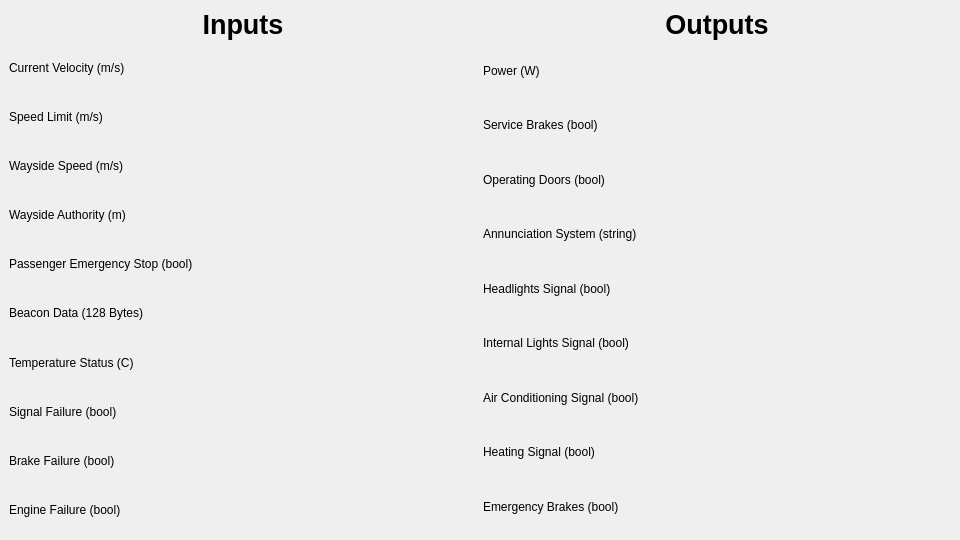
This is train_controller_testbench.ui in connor-marsh/ECE1140ChooChoo as Qt 5 draws it before an edit. The edited form follows.
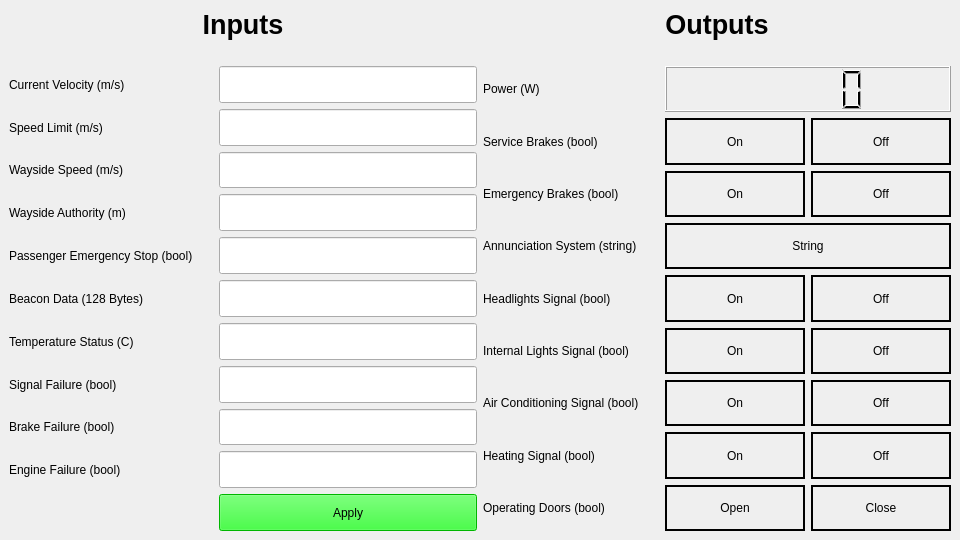
This is the edited form.

Commit message: Finishes test bench ui, need to fix naming convention for buttons, etc. Can start backend development from here

The edit to the form file:
```diff
--- a/train_controller_testbench.ui
+++ b/train_controller_testbench.ui
@@ -70,141 +70,741 @@
        </widget>
       </item>
       <item row="1" column="0">
+       <spacer name="horizontalSpacer">
+        <property name="orientation">
+         <enum>Qt::Horizontal</enum>
+        </property>
+        <property name="sizeHint" stdset="0">
+         <size>
+          <width>40</width>
+          <height>20</height>
+         </size>
+        </property>
+       </spacer>
+      </item>
+      <item row="2" column="0">
        <layout class="QGridLayout" name="gridLayout_3">
-        <item row="2" column="0">
-         <widget class="QLabel" name="label_5">
+        <item row="6" column="1">
+         <spacer name="verticalSpacer_6">
+          <property name="orientation">
+           <enum>Qt::Vertical</enum>
+          </property>
+          <property name="sizeHint" stdset="0">
+           <size>
+            <width>20</width>
+            <height>40</height>
+           </size>
+          </property>
+         </spacer>
+        </item>
+        <item row="10" column="0">
+         <widget class="QLabel" name="label_12">
           <property name="text">
-           <string>Wayside Speed (m/s)</string>
+           <string>Engine Failure (bool)</string>
           </property>
          </widget>
         </item>
-        <item row="1" column="0">
-         <widget class="QLabel" name="label_4">
-          <property name="text">
-           <string>Speed Limit (m/s)</string>
+        <item row="9" column="1">
+         <spacer name="verticalSpacer_9">
+          <property name="orientation">
+           <enum>Qt::Vertical</enum>
           </property>
+          <property name="sizeHint" stdset="0">
+           <size>
+            <width>20</width>
+            <height>40</height>
+           </size>
+          </property>
+         </spacer>
+        </item>
+        <item row="3" column="2">
+         <widget class="QLineEdit" name="lineEdit_3">
+          <property name="sizePolicy">
+           <sizepolicy hsizetype="Expanding" vsizetype="Minimum">
+            <horstretch>0</horstretch>
+            <verstretch>0</verstretch>
+           </sizepolicy>
+          </property>
          </widget>
         </item>
-        <item row="8" column="0">
-         <widget class="QLabel" name="label_11">
-          <property name="text">
-           <string>Brake Failure (bool)</string>
+        <item row="2" column="2">
+         <widget class="QLineEdit" name="lineEdit_2">
+          <property name="sizePolicy">
+           <sizepolicy hsizetype="Expanding" vsizetype="Minimum">
+            <horstretch>0</horstretch>
+            <verstretch>0</verstretch>
+           </sizepolicy>
           </property>
          </widget>
         </item>
-        <item row="5" column="0">
+        <item row="6" column="0">
          <widget class="QLabel" name="label_8">
           <property name="text">
            <string>Beacon Data (128 Bytes)</string>
           </property>
          </widget>
         </item>
-        <item row="0" column="0">
-         <widget class="QLabel" name="label_3">
-          <property name="text">
-           <string>Current Velocity (m/s)</string>
+        <item row="10" column="2">
+         <widget class="QLineEdit" name="lineEdit_10">
+          <property name="sizePolicy">
+           <sizepolicy hsizetype="Expanding" vsizetype="Minimum">
+            <horstretch>0</horstretch>
+            <verstretch>0</verstretch>
+           </sizepolicy>
           </property>
          </widget>
         </item>
-        <item row="3" column="0">
+        <item row="4" column="0">
          <widget class="QLabel" name="label_6">
           <property name="text">
            <string>Wayside Authority (m)</string>
           </property>
          </widget>
         </item>
-        <item row="4" column="0">
+        <item row="5" column="0">
          <widget class="QLabel" name="label_7">
           <property name="text">
            <string>Passenger Emergency Stop (bool)</string>
           </property>
          </widget>
         </item>
-        <item row="6" column="0">
-         <widget class="QLabel" name="label_9">
+        <item row="4" column="2">
+         <widget class="QLineEdit" name="lineEdit_4">
+          <property name="sizePolicy">
+           <sizepolicy hsizetype="Expanding" vsizetype="Minimum">
+            <horstretch>0</horstretch>
+            <verstretch>0</verstretch>
+           </sizepolicy>
+          </property>
+         </widget>
+        </item>
+        <item row="2" column="1">
+         <spacer name="verticalSpacer">
+          <property name="orientation">
+           <enum>Qt::Vertical</enum>
+          </property>
+          <property name="sizeHint" stdset="0">
+           <size>
+            <width>20</width>
+            <height>40</height>
+           </size>
+          </property>
+         </spacer>
+        </item>
+        <item row="1" column="0">
+         <widget class="QLabel" name="label_3">
           <property name="text">
-           <string>Temperature Status (C)</string>
+           <string>Current Velocity (m/s)</string>
           </property>
          </widget>
         </item>
-        <item row="7" column="0">
+        <item row="6" column="2">
+         <widget class="QLineEdit" name="lineEdit_6">
+          <property name="sizePolicy">
+           <sizepolicy hsizetype="Expanding" vsizetype="Minimum">
+            <horstretch>0</horstretch>
+            <verstretch>0</verstretch>
+           </sizepolicy>
+          </property>
+         </widget>
+        </item>
+        <item row="9" column="2">
+         <widget class="QLineEdit" name="lineEdit_9">
+          <property name="sizePolicy">
+           <sizepolicy hsizetype="Expanding" vsizetype="Minimum">
+            <horstretch>0</horstretch>
+            <verstretch>0</verstretch>
+           </sizepolicy>
+          </property>
+         </widget>
+        </item>
+        <item row="8" column="2">
+         <widget class="QLineEdit" name="lineEdit_8">
+          <property name="sizePolicy">
+           <sizepolicy hsizetype="Expanding" vsizetype="Minimum">
+            <horstretch>0</horstretch>
+            <verstretch>0</verstretch>
+           </sizepolicy>
+          </property>
+         </widget>
+        </item>
+        <item row="2" column="0">
+         <widget class="QLabel" name="label_4">
+          <property name="text">
+           <string>Speed Limit (m/s)</string>
+          </property>
+         </widget>
+        </item>
+        <item row="1" column="1">
+         <spacer name="verticalSpacer_2">
+          <property name="orientation">
+           <enum>Qt::Vertical</enum>
+          </property>
+          <property name="sizeHint" stdset="0">
+           <size>
+            <width>20</width>
+            <height>40</height>
+           </size>
+          </property>
+         </spacer>
+        </item>
+        <item row="8" column="0">
          <widget class="QLabel" name="label_10">
           <property name="text">
            <string>Signal Failure (bool)</string>
           </property>
          </widget>
         </item>
+        <item row="7" column="2">
+         <widget class="QLineEdit" name="lineEdit_7">
+          <property name="sizePolicy">
+           <sizepolicy hsizetype="Expanding" vsizetype="Minimum">
+            <horstretch>0</horstretch>
+            <verstretch>0</verstretch>
+           </sizepolicy>
+          </property>
+         </widget>
+        </item>
+        <item row="7" column="0">
+         <widget class="QLabel" name="label_9">
+          <property name="text">
+           <string>Temperature Status (C)</string>
+          </property>
+         </widget>
+        </item>
+        <item row="5" column="1">
+         <spacer name="verticalSpacer_5">
+          <property name="orientation">
+           <enum>Qt::Vertical</enum>
+          </property>
+          <property name="sizeHint" stdset="0">
+           <size>
+            <width>20</width>
+            <height>40</height>
+           </size>
+          </property>
+         </spacer>
+        </item>
+        <item row="3" column="1">
+         <spacer name="verticalSpacer_3">
+          <property name="orientation">
+           <enum>Qt::Vertical</enum>
+          </property>
+          <property name="sizeHint" stdset="0">
+           <size>
+            <width>20</width>
+            <height>40</height>
+           </size>
+          </property>
+         </spacer>
+        </item>
+        <item row="3" column="0">
+         <widget class="QLabel" name="label_5">
+          <property name="text">
+           <string>Wayside Speed (m/s)</string>
+          </property>
+         </widget>
+        </item>
+        <item row="5" column="2">
+         <widget class="QLineEdit" name="lineEdit_5">
+          <property name="sizePolicy">
+           <sizepolicy hsizetype="Expanding" vsizetype="Minimum">
+            <horstretch>0</horstretch>
+            <verstretch>0</verstretch>
+           </sizepolicy>
+          </property>
+         </widget>
+        </item>
+        <item row="1" column="2">
+         <widget class="QLineEdit" name="lineEdit">
+          <property name="sizePolicy">
+           <sizepolicy hsizetype="Expanding" vsizetype="Minimum">
+            <horstretch>0</horstretch>
+            <verstretch>0</verstretch>
+           </sizepolicy>
+          </property>
+         </widget>
+        </item>
+        <item row="4" column="1">
+         <spacer name="verticalSpacer_4">
+          <property name="orientation">
+           <enum>Qt::Vertical</enum>
+          </property>
+          <property name="sizeHint" stdset="0">
+           <size>
+            <width>20</width>
+            <height>40</height>
+           </size>
+          </property>
+         </spacer>
+        </item>
+        <item row="7" column="1">
+         <spacer name="verticalSpacer_7">
+          <property name="orientation">
+           <enum>Qt::Vertical</enum>
+          </property>
+          <property name="sizeHint" stdset="0">
+           <size>
+            <width>20</width>
+            <height>40</height>
+           </size>
+          </property>
+         </spacer>
+        </item>
         <item row="9" column="0">
-         <widget class="QLabel" name="label_12">
+         <widget class="QLabel" name="label_11">
           <property name="text">
-           <string>Engine Failure (bool)</string>
+           <string>Brake Failure (bool)</string>
           </property>
          </widget>
         </item>
+        <item row="8" column="1">
+         <spacer name="verticalSpacer_8">
+          <property name="orientation">
+           <enum>Qt::Vertical</enum>
+          </property>
+          <property name="sizeHint" stdset="0">
+           <size>
+            <width>20</width>
+            <height>40</height>
+           </size>
+          </property>
+         </spacer>
+        </item>
+        <item row="10" column="1">
+         <spacer name="verticalSpacer_10">
+          <property name="orientation">
+           <enum>Qt::Vertical</enum>
+          </property>
+          <property name="sizeHint" stdset="0">
+           <size>
+            <width>20</width>
+            <height>40</height>
+           </size>
+          </property>
+         </spacer>
+        </item>
+        <item row="11" column="2">
+         <widget class="QPushButton" name="pushButton">
+          <property name="sizePolicy">
+           <sizepolicy hsizetype="Minimum" vsizetype="Minimum">
+            <horstretch>0</horstretch>
+            <verstretch>0</verstretch>
+           </sizepolicy>
+          </property>
+          <property name="styleSheet">
+           <string notr="true">background-color: rgb(0, 255, 0);</string>
+          </property>
+          <property name="text">
+           <string>Apply</string>
+          </property>
+         </widget>
+        </item>
+        <item row="11" column="1">
+         <spacer name="verticalSpacer_20">
+          <property name="orientation">
+           <enum>Qt::Vertical</enum>
+          </property>
+          <property name="sizeHint" stdset="0">
+           <size>
+            <width>20</width>
+            <height>40</height>
+           </size>
+          </property>
+         </spacer>
+        </item>
        </layout>
       </item>
       <item row="1" column="1">
+       <spacer name="horizontalSpacer_2">
+        <property name="orientation">
+         <enum>Qt::Horizontal</enum>
+        </property>
+        <property name="sizeHint" stdset="0">
+         <size>
+          <width>40</width>
+          <height>20</height>
+         </size>
+        </property>
+       </spacer>
+      </item>
+      <item row="2" column="1">
        <layout class="QGridLayout" name="gridLayout_4">
-        <item row="0" column="0">
-         <widget class="QLabel" name="label_13">
+        <item row="5" column="2">
+         <widget class="QLabel" name="label_25">
+          <property name="frameShape">
+           <enum>QFrame::WinPanel</enum>
+          </property>
           <property name="text">
-           <string>Power (W)</string>
+           <string>On</string>
           </property>
+          <property name="alignment">
+           <set>Qt::AlignCenter</set>
+          </property>
          </widget>
         </item>
-        <item row="7" column="0">
-         <widget class="QLabel" name="label_20">
-          <property name="text">
-           <string>Heating Signal (bool)</string>
+        <item row="7" column="1">
+         <spacer name="verticalSpacer_17">
+          <property name="orientation">
+           <enum>Qt::Vertical</enum>
           </property>
-         </widget>
+          <property name="sizeHint" stdset="0">
+           <size>
+            <width>20</width>
+            <height>40</height>
+           </size>
+          </property>
+         </spacer>
         </item>
-        <item row="2" column="0">
-         <widget class="QLabel" name="label_15">
-          <property name="text">
-           <string>Operating Doors (bool)</string>
+        <item row="9" column="1">
+         <spacer name="verticalSpacer_18">
+          <property name="orientation">
+           <enum>Qt::Vertical</enum>
           </property>
-         </widget>
+          <property name="sizeHint" stdset="0">
+           <size>
+            <width>20</width>
+            <height>40</height>
+           </size>
+          </property>
+         </spacer>
         </item>
         <item row="3" column="0">
-         <widget class="QLabel" name="label_16">
+         <widget class="QLabel" name="label_21">
           <property name="text">
-           <string>Annunciation System (string)</string>
+           <string>Emergency Brakes (bool)</string>
           </property>
          </widget>
         </item>
-        <item row="4" column="0">
+        <item row="5" column="0">
          <widget class="QLabel" name="label_17">
           <property name="text">
            <string>Headlights Signal (bool)</string>
           </property>
          </widget>
         </item>
-        <item row="6" column="0">
-         <widget class="QLabel" name="label_19">
+        <item row="7" column="2">
+         <widget class="QLabel" name="label_27">
+          <property name="frameShape">
+           <enum>QFrame::WinPanel</enum>
+          </property>
           <property name="text">
-           <string>Air Conditioning Signal (bool)</string>
+           <string>On</string>
+          </property>
+          <property name="alignment">
+           <set>Qt::AlignCenter</set>
           </property>
          </widget>
         </item>
-        <item row="5" column="0">
+        <item row="6" column="0">
          <widget class="QLabel" name="label_18">
           <property name="text">
            <string>Internal Lights Signal (bool)</string>
           </property>
          </widget>
         </item>
-        <item row="1" column="0">
+        <item row="8" column="1">
+         <spacer name="verticalSpacer_19">
+          <property name="orientation">
+           <enum>Qt::Vertical</enum>
+          </property>
+          <property name="sizeHint" stdset="0">
+           <size>
+            <width>20</width>
+            <height>40</height>
+           </size>
+          </property>
+         </spacer>
+        </item>
+        <item row="7" column="0">
+         <widget class="QLabel" name="label_19">
+          <property name="text">
+           <string>Air Conditioning Signal (bool)</string>
+          </property>
+         </widget>
+        </item>
+        <item row="4" column="0">
+         <widget class="QLabel" name="label_16">
+          <property name="text">
+           <string>Annunciation System (string)</string>
+          </property>
+         </widget>
+        </item>
+        <item row="8" column="2">
+         <widget class="QLabel" name="label_28">
+          <property name="frameShape">
+           <enum>QFrame::WinPanel</enum>
+          </property>
+          <property name="text">
+           <string>On</string>
+          </property>
+          <property name="alignment">
+           <set>Qt::AlignCenter</set>
+          </property>
+         </widget>
+        </item>
+        <item row="3" column="1">
+         <spacer name="verticalSpacer_13">
+          <property name="orientation">
+           <enum>Qt::Vertical</enum>
+          </property>
+          <property name="sizeHint" stdset="0">
+           <size>
+            <width>20</width>
+            <height>40</height>
+           </size>
+          </property>
+         </spacer>
+        </item>
+        <item row="8" column="0">
+         <widget class="QLabel" name="label_20">
+          <property name="text">
+           <string>Heating Signal (bool)</string>
+          </property>
+         </widget>
+        </item>
+        <item row="5" column="1">
+         <spacer name="verticalSpacer_15">
+          <property name="orientation">
+           <enum>Qt::Vertical</enum>
+          </property>
+          <property name="sizeHint" stdset="0">
+           <size>
+            <width>20</width>
+            <height>40</height>
+           </size>
+          </property>
+         </spacer>
+        </item>
+        <item row="6" column="3">
+         <widget class="QLabel" name="label_34">
+          <property name="frameShape">
+           <enum>QFrame::WinPanel</enum>
+          </property>
+          <property name="text">
+           <string>Off</string>
+          </property>
+          <property name="alignment">
+           <set>Qt::AlignCenter</set>
+          </property>
+         </widget>
+        </item>
+        <item row="7" column="3">
+         <widget class="QLabel" name="label_35">
+          <property name="frameShape">
+           <enum>QFrame::WinPanel</enum>
+          </property>
+          <property name="text">
+           <string>Off</string>
+          </property>
+          <property name="alignment">
+           <set>Qt::AlignCenter</set>
+          </property>
+         </widget>
+        </item>
+        <item row="5" column="3">
+         <widget class="QLabel" name="label_33">
+          <property name="frameShape">
+           <enum>QFrame::WinPanel</enum>
+          </property>
+          <property name="text">
+           <string>Off</string>
+          </property>
+          <property name="alignment">
+           <set>Qt::AlignCenter</set>
+          </property>
+         </widget>
+        </item>
+        <item row="6" column="1">
+         <spacer name="verticalSpacer_16">
+          <property name="orientation">
+           <enum>Qt::Vertical</enum>
+          </property>
+          <property name="sizeHint" stdset="0">
+           <size>
+            <width>20</width>
+            <height>40</height>
+           </size>
+          </property>
+         </spacer>
+        </item>
+        <item row="4" column="1">
+         <spacer name="verticalSpacer_14">
+          <property name="orientation">
+           <enum>Qt::Vertical</enum>
+          </property>
+          <property name="sizeHint" stdset="0">
+           <size>
+            <width>20</width>
+            <height>40</height>
+           </size>
+          </property>
+         </spacer>
+        </item>
+        <item row="8" column="3">
+         <widget class="QLabel" name="label_36">
+          <property name="frameShape">
+           <enum>QFrame::WinPanel</enum>
+          </property>
+          <property name="text">
+           <string>Off</string>
+          </property>
+          <property name="alignment">
+           <set>Qt::AlignCenter</set>
+          </property>
+         </widget>
+        </item>
+        <item row="6" column="2">
+         <widget class="QLabel" name="label_26">
+          <property name="frameShape">
+           <enum>QFrame::WinPanel</enum>
+          </property>
+          <property name="text">
+           <string>On</string>
+          </property>
+          <property name="alignment">
+           <set>Qt::AlignCenter</set>
+          </property>
+         </widget>
+        </item>
+        <item row="9" column="0">
+         <widget class="QLabel" name="label_15">
+          <property name="text">
+           <string>Operating Doors (bool)</string>
+          </property>
+         </widget>
+        </item>
+        <item row="3" column="2">
+         <widget class="QLabel" name="label_29">
+          <property name="frameShape">
+           <enum>QFrame::WinPanel</enum>
+          </property>
+          <property name="text">
+           <string>On</string>
+          </property>
+          <property name="alignment">
+           <set>Qt::AlignCenter</set>
+          </property>
+         </widget>
+        </item>
+        <item row="3" column="3">
+         <widget class="QLabel" name="label_37">
+          <property name="frameShape">
+           <enum>QFrame::WinPanel</enum>
+          </property>
+          <property name="text">
+           <string>Off</string>
+          </property>
+          <property name="alignment">
+           <set>Qt::AlignCenter</set>
+          </property>
+         </widget>
+        </item>
+        <item row="9" column="2">
+         <widget class="QLabel" name="label_24">
+          <property name="frameShape">
+           <enum>QFrame::WinPanel</enum>
+          </property>
+          <property name="text">
+           <string>Open</string>
+          </property>
+          <property name="alignment">
+           <set>Qt::AlignCenter</set>
+          </property>
+         </widget>
+        </item>
+        <item row="9" column="3">
+         <widget class="QLabel" name="label_31">
+          <property name="frameShape">
+           <enum>QFrame::WinPanel</enum>
+          </property>
+          <property name="text">
+           <string>Close</string>
+          </property>
+          <property name="alignment">
+           <set>Qt::AlignCenter</set>
+          </property>
+         </widget>
+        </item>
+        <item row="2" column="2">
+         <widget class="QLabel" name="label_23">
+          <property name="frameShape">
+           <enum>QFrame::WinPanel</enum>
+          </property>
+          <property name="text">
+           <string>On</string>
+          </property>
+          <property name="alignment">
+           <set>Qt::AlignCenter</set>
+          </property>
+         </widget>
+        </item>
+        <item row="2" column="0">
          <widget class="QLabel" name="label_14">
           <property name="text">
            <string>Service Brakes (bool)</string>
           </property>
          </widget>
         </item>
-        <item row="8" column="0">
-         <widget class="QLabel" name="label_21">
+        <item row="2" column="1">
+         <spacer name="verticalSpacer_12">
+          <property name="orientation">
+           <enum>Qt::Vertical</enum>
+          </property>
+          <property name="sizeHint" stdset="0">
+           <size>
+            <width>20</width>
+            <height>40</height>
+           </size>
+          </property>
+         </spacer>
+        </item>
+        <item row="2" column="3">
+         <widget class="QLabel" name="label_30">
+          <property name="frameShape">
+           <enum>QFrame::WinPanel</enum>
+          </property>
           <property name="text">
-           <string>Emergency Brakes (bool)</string>
+           <string>Off</string>
+          </property>
+          <property name="alignment">
+           <set>Qt::AlignCenter</set>
+          </property>
+         </widget>
+        </item>
+        <item row="1" column="0">
+         <widget class="QLabel" name="label_13">
+          <property name="text">
+           <string>Power (W)</string>
+          </property>
+         </widget>
+        </item>
+        <item row="1" column="1">
+         <spacer name="verticalSpacer_11">
+          <property name="orientation">
+           <enum>Qt::Vertical</enum>
+          </property>
+          <property name="sizeHint" stdset="0">
+           <size>
+            <width>20</width>
+            <height>40</height>
+           </size>
+          </property>
+         </spacer>
+        </item>
+        <item row="1" column="2" colspan="2">
+         <widget class="QLCDNumber" name="lcdNumber"/>
+        </item>
+        <item row="4" column="2" colspan="2">
+         <widget class="QLabel" name="label_22">
+          <property name="frameShape">
+           <enum>QFrame::WinPanel</enum>
+          </property>
+          <property name="text">
+           <string>String</string>
+          </property>
+          <property name="alignment">
+           <set>Qt::AlignCenter</set>
           </property>
          </widget>
         </item>
```
Left out of the diff: 46 changed lines with no effect on the pictures. The commit also changes 3 other files.
